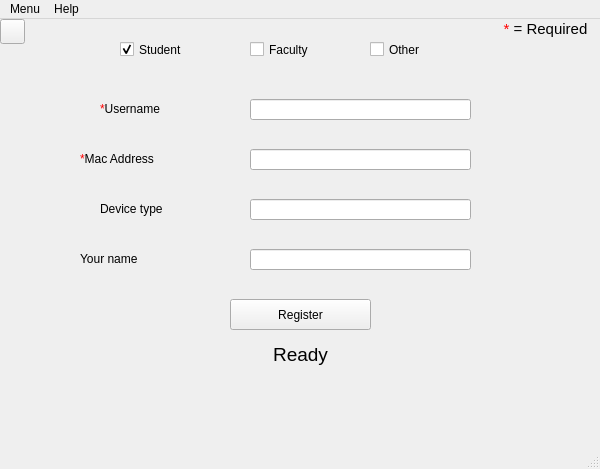
sagyakwa/Device-Registration, file mainwindow.ui: the form before one commit.
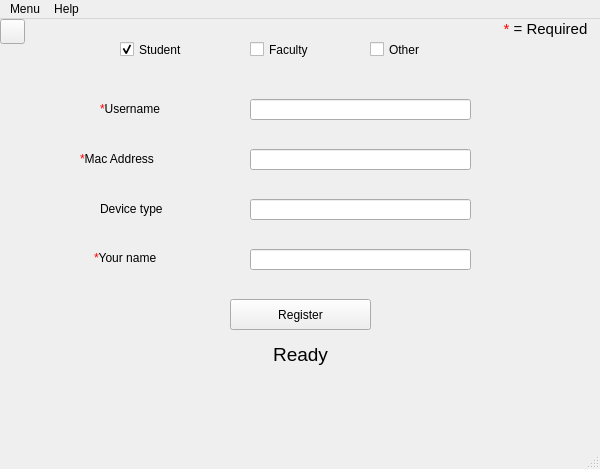
The form after the commit. Icons and pictures are not drawn.

Commit message: changed fonts sizes and various nitpicky things

What changed in the file:
```diff
--- a/mainwindow.ui
+++ b/mainwindow.ui
@@ -101,9 +101,9 @@
    <widget class="QLabel" name="progress_label">
     <property name="geometry">
      <rect>
-      <x>250</x>
+      <x>160</x>
       <y>310</y>
-      <width>101</width>
+      <width>281</width>
       <height>51</height>
      </rect>
     </property>
@@ -135,7 +135,7 @@
      <rect>
       <x>100</x>
       <y>70</y>
-      <width>121</width>
+      <width>131</width>
       <height>41</height>
      </rect>
     </property>
@@ -190,9 +190,9 @@
    <widget class="QLabel" name="sponsor_label">
     <property name="geometry">
      <rect>
-      <x>80</x>
-      <y>220</y>
-      <width>151</width>
+      <x>94</x>
+      <y>219</y>
+      <width>131</width>
       <height>41</height>
      </rect>
     </property>
@@ -200,7 +200,7 @@
      <string notr="true">font: 16pt &quot;Verdana&quot;;</string>
     </property>
     <property name="text">
-     <string>&lt;html&gt;&lt;head/&gt;&lt;body&gt;&lt;p&gt;Your name&lt;/p&gt;&lt;/body&gt;&lt;/html&gt;</string>
+     <string>&lt;html&gt;&lt;head/&gt;&lt;body&gt;&lt;p&gt;&lt;span style=&quot; color:#ff0000;&quot;&gt;*&lt;/span&gt;Your name&lt;/p&gt;&lt;/body&gt;&lt;/html&gt;</string>
     </property>
     <property name="buddy">
      <cstring>sponsor_textbox</cstring>
```
Left out of the diff: 4 changed lines with no effect on the pictures.
